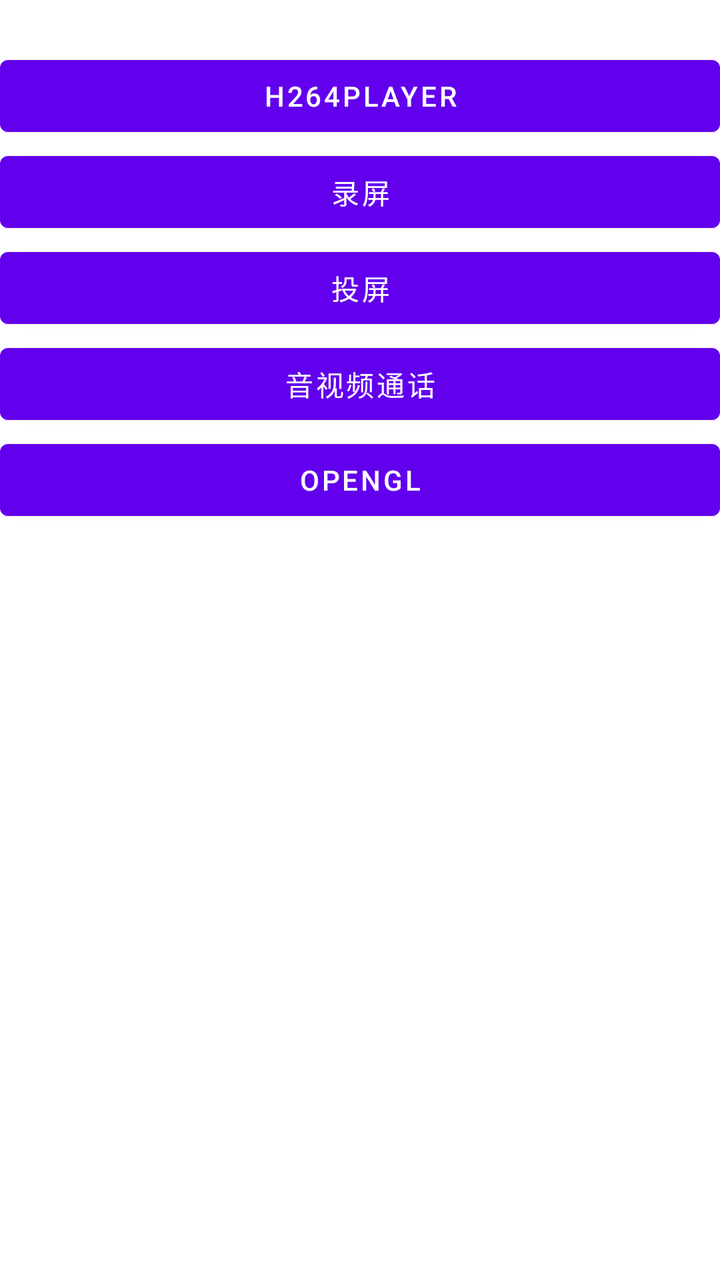
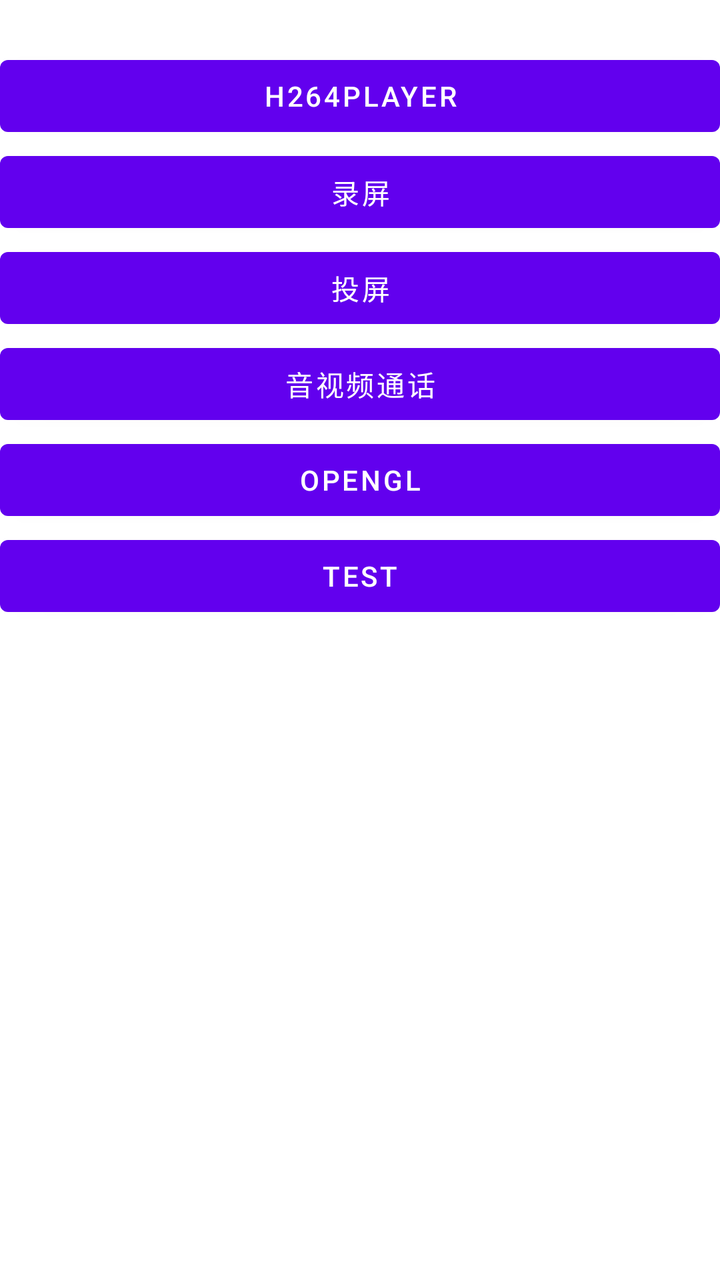

Before-and-after screenshots of an Android layout around one commit, followed by the original layout XML and the change that was made.
<!-- AndroidManifest.xml: application theme Theme.AudioVideoAndroid -->
<!-- res/layout/activity_main.xml -->
<?xml version="1.0" encoding="utf-8"?>
<LinearLayout xmlns:android="http://schemas.android.com/apk/res/android"
    xmlns:app="http://schemas.android.com/apk/res-auto"
    xmlns:tools="http://schemas.android.com/tools"
    android:layout_width="match_parent"
    android:layout_height="match_parent"
    android:orientation="vertical"
    android:paddingTop="24dp"
    tools:context=".MainActivity">


    <Button
        android:id="@+id/h264Player"
        android:layout_width="match_parent"
        android:layout_height="wrap_content"
        android:text="H264Player"/>

    <Button
        android:id="@+id/mediaProjection"
        android:layout_width="match_parent"
        android:layout_height="wrap_content"
        android:text="录屏"/>

    <Button
        android:id="@+id/screenCast"
        android:layout_width="match_parent"
        android:layout_height="wrap_content"
        android:text="投屏"/>

    <Button
        android:id="@+id/communicate"
        android:layout_width="match_parent"
        android:layout_height="wrap_content"
        android:text="音视频通话"/>

    <Button
        android:id="@+id/opengl"
        android:layout_width="match_parent"
        android:layout_height="wrap_content"
        android:text="OpenGL"/>


</LinearLayout>
<!-- resources referenced by this layout -->
<resources>
  <style name="Theme.AudioVideoAndroid" parent="Theme.MaterialComponents.DayNight.DarkActionBar">
          
          <item name="colorPrimary">@color/purple_500</item>
          <item name="colorPrimaryVariant">@color/purple_700</item>
          <item name="colorOnPrimary">@color/white</item>
          
          <item name="colorSecondary">@color/teal_200</item>
          <item name="colorSecondaryVariant">@color/teal_700</item>
          <item name="colorOnSecondary">@color/black</item>
          
          <item name="android:statusBarColor">?attr/colorPrimaryVariant</item>
          
      </style>
  <color name="purple_500">#FF6200EE</color>
  <color name="purple_700">#FF3700B3</color>
  <color name="white">#FFFFFFFF</color>
  <color name="teal_200">#FF03DAC5</color>
  <color name="teal_700">#FF018786</color>
  <color name="black">#FF000000</color>
</resources>

<!-- the commit's change to res/layout/activity_main.xml (unified diff, before → after) -->
@@ -39,5 +39,11 @@
         android:layout_height="wrap_content"
         android:text="OpenGL"/>
 
+    <Button
+        android:id="@+id/test"
+        android:layout_width="match_parent"
+        android:layout_height="wrap_content"
+        android:text="Test"/>
+
 
 </LinearLayout>
